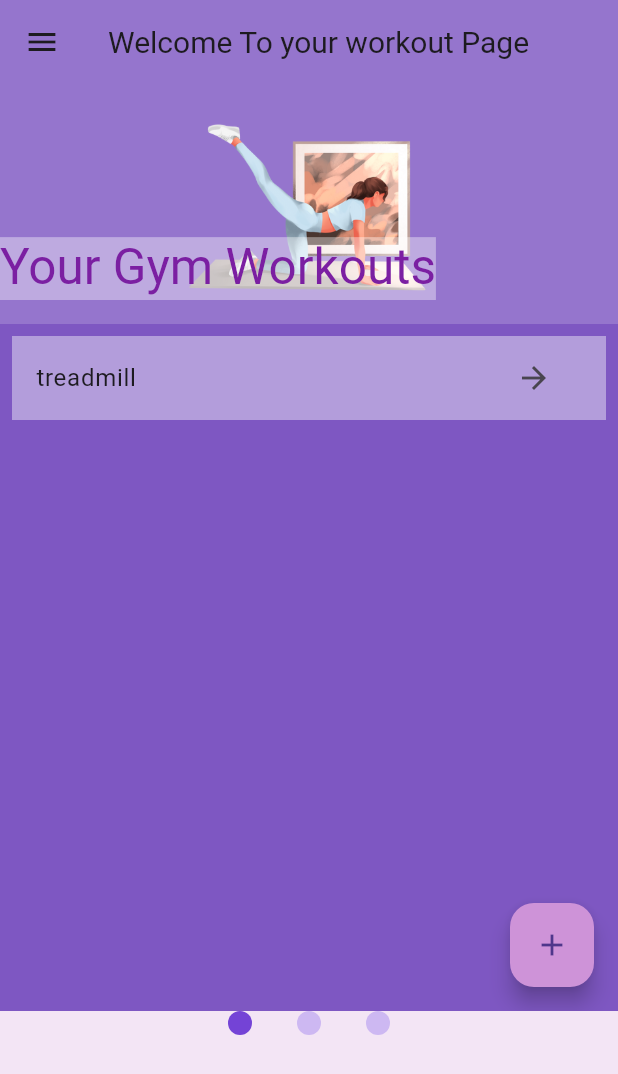
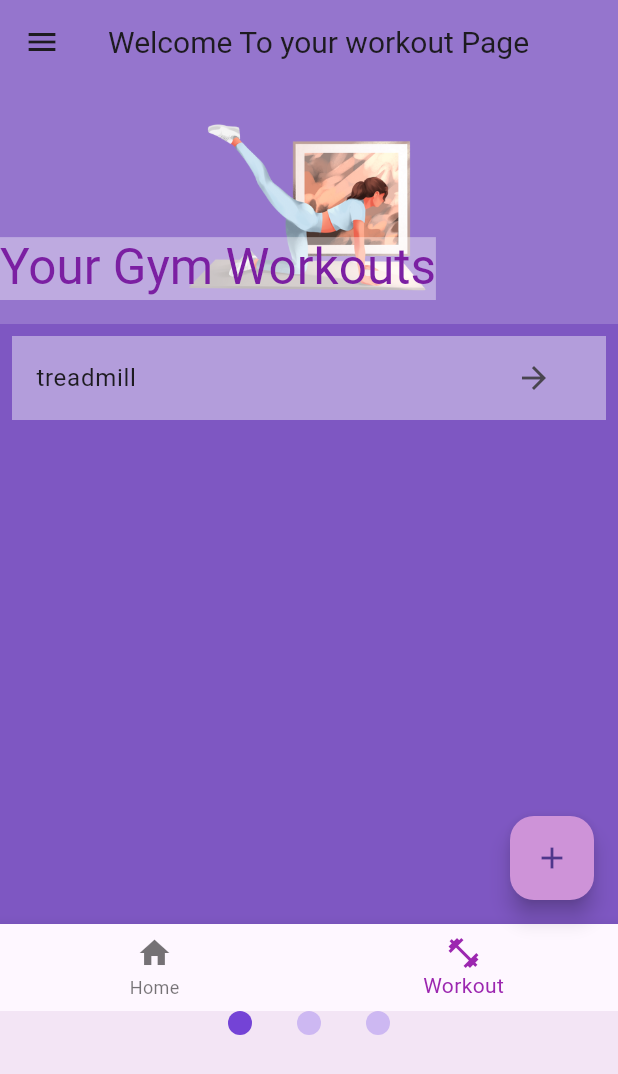
Before and after one commit to maryannemm/kakuzi-plc-mobile-app, a Flutter app: the WorkoutHome screen opened by its route, on a phone screen of 412 x 824 dp. Shown: the top 1074 px of the screen. Run offline on Flutter 3.47's test engine with Material 3 defaults, Android fonts, the phone set to English and light mode, and no system bars; drawn by our look-alikes of smooth_page_indicator; our stand-ins replace flutter_slidable, google_fonts, hive_flutter; accounts and stored records are empty.

Commit message:
Bottom Nav Bar

```diff
--- /dev/null
+++ b/resources/Dart/ishatodo_app/lib/custom_bottomnav.dart
@@ -0,0 +1,47 @@
+import 'package:flutter/material.dart';
+
+class CustomBottomNavigation extends StatefulWidget {
+  const CustomBottomNavigation({Key? key});
+
+  @override
+  State<CustomBottomNavigation> createState() => _CustomBottomNavigationState();
+}
+
+class _CustomBottomNavigationState extends State<CustomBottomNavigation> {
+  int current = 1;
+  void _itemTapped(int index) {
+    setState(() {
+      current = index;
+    });
+  }
+
+  @override
+  Widget build(BuildContext context) {
+    return BottomNavigationBar(
+      items: [
+        BottomNavigationBarItem(
+          icon: GestureDetector(
+            onTap: () => Navigator.pushNamed(context, '/home'),
+            child: const Icon(
+              Icons.home,
+            ),
+          ),
+          label: 'Home',
+        ),
+        BottomNavigationBarItem(
+          icon: GestureDetector(
+            onTap: () => Navigator.pushNamed(context, '/workout-home'),
+            child: const Icon(
+              Icons.fitness_center,
+            ),
+          ),
+          label: 'Workout',
+        ),
+      ],
+      currentIndex: current,
+      onTap: _itemTapped,
+
+      selectedItemColor: Colors.purple, // Set the color for the selected item
+    );
+  }
+}
--- a/resources/Dart/ishatodo_app/lib/main.dart
+++ b/resources/Dart/ishatodo_app/lib/main.dart
@@ -11,6 +11,7 @@ void main() async {
 
   // Open Hive boxes
   await Hive.openBox('newBox');
+  await Hive.openBox('totalBox');
   await Hive.openBox('choreBox');
   await Hive.openBox('gymHive');
 
--- a/resources/Dart/ishatodo_app/lib/pages/Workout/gym/gym.dart
+++ b/resources/Dart/ishatodo_app/lib/pages/Workout/gym/gym.dart
@@ -1,4 +1,5 @@
 import 'package:flutter/material.dart';
+import 'package:ishatodo_app/custom_bottomnav.dart';
 import 'package:ishatodo_app/pages/Workout/gym/excercise.dart';
 import 'package:ishatodo_app/pages/Workout/gym/gym_data.dart';
 import 'package:ishatodo_app/pages/Workout/gym/gympage.dart';
@@ -120,6 +121,7 @@ class _GymWorkoutState extends State<GymWorkout> {
               ),
             ],
           ),
+          bottomNavigationBar: const CustomBottomNavigation(),
         );
       },
     );
--- a/resources/Dart/ishatodo_app/lib/pages/Workout/workout_home.dart
+++ b/resources/Dart/ishatodo_app/lib/pages/Workout/workout_home.dart
@@ -8,9 +8,10 @@ import 'package:ishatodo_app/pages/Workout/out.dart';
 import 'package:smooth_page_indicator/smooth_page_indicator.dart';
 
 class WorkoutHome extends StatefulWidget {
-  const WorkoutHome({Key? key}) : super(key: key);
+  const WorkoutHome({super.key});
 
   @override
+  // ignore: library_private_types_in_public_api
   _WorkoutHomeState createState() => _WorkoutHomeState();
 }
 
--- a/resources/Dart/ishatodo_app/lib/pages/shopping-list/utilities/todotile.dart
+++ b/resources/Dart/ishatodo_app/lib/pages/shopping-list/utilities/todotile.dart
@@ -6,6 +6,7 @@ class TodoTile extends StatefulWidget {
   final String? price; // Change the type to String
   final bool? isCompleted;
   final Function(bool?)? onChanged;
+
   final void Function(BuildContext)? deleteItem;
 
   const TodoTile({
```
Also changed, not shown: resources/Dart/ishatodo_app/lib/pages/data/database.dart (+9 -16 lines), resources/Dart/ishatodo_app/lib/pages/shopping-list/shopping_list.dart (+12 -7 lines), resources/Dart/ishatodo_app/lib/pages/shopping-list/utilities/totaltile.dart (+4 -3 lines).
